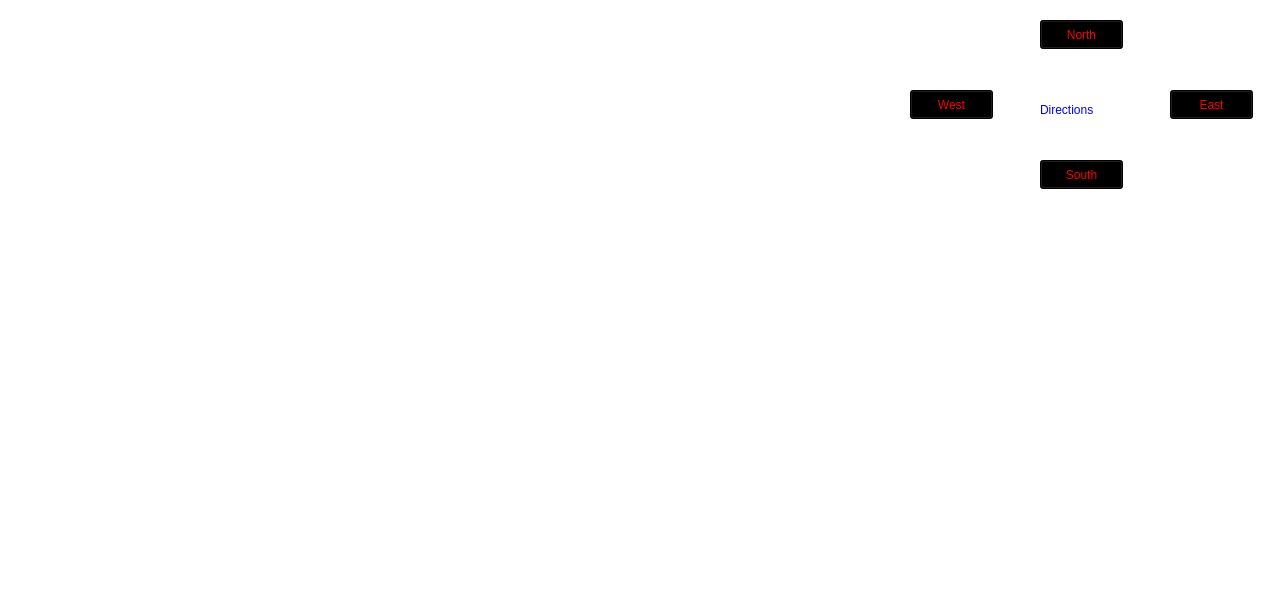
Qt form ZorkProject/mainwindow.ui (AmeenPopoola/CS4076) before a commit.
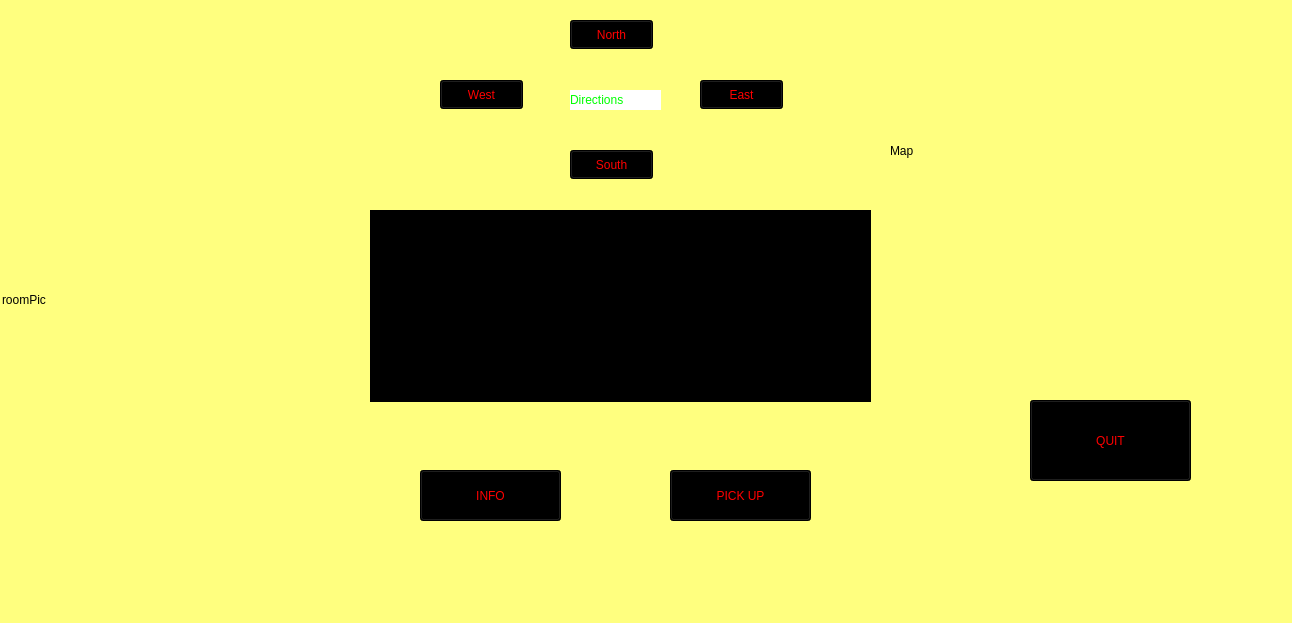
The same form after that commit.

```diff
--- a/ZorkProject/mainwindow.ui
+++ b/ZorkProject/mainwindow.ui
@@ -6,21 +6,21 @@
    <rect>
     <x>0</x>
     <y>0</y>
-    <width>1269</width>
-    <height>600</height>
+    <width>1292</width>
+    <height>623</height>
    </rect>
   </property>
   <property name="windowTitle">
    <string>MainWindow</string>
   </property>
   <property name="styleSheet">
-   <string notr="true">background-color: rgb(255, 255, 255);</string>
+   <string notr="true">background-color: rgb(255, 255, 127);</string>
   </property>
   <widget class="QWidget" name="centralwidget">
    <widget class="QPushButton" name="North">
     <property name="geometry">
      <rect>
-      <x>1040</x>
+      <x>570</x>
       <y>20</y>
       <width>83</width>
       <height>29</height>
@@ -38,8 +38,8 @@
    <widget class="QPushButton" name="South">
     <property name="geometry">
      <rect>
-      <x>1040</x>
-      <y>160</y>
+      <x>570</x>
+      <y>150</y>
       <width>83</width>
       <height>29</height>
      </rect>
@@ -57,8 +57,8 @@
    <widget class="QPushButton" name="East">
     <property name="geometry">
      <rect>
-      <x>1170</x>
-      <y>90</y>
+      <x>700</x>
+      <y>80</y>
       <width>83</width>
       <height>29</height>
      </rect>
@@ -75,8 +75,8 @@
    <widget class="QPushButton" name="West">
     <property name="geometry">
      <rect>
-      <x>910</x>
-      <y>90</y>
+      <x>440</x>
+      <y>80</y>
       <width>83</width>
       <height>29</height>
      </rect>
@@ -93,22 +93,117 @@
    <widget class="QLabel" name="dirLabel">
     <property name="geometry">
      <rect>
-      <x>1040</x>
-      <y>100</y>
-      <width>81</width>
+      <x>570</x>
+      <y>90</y>
+      <width>91</width>
       <height>20</height>
      </rect>
     </property>
     <property name="styleSheet">
-     <string notr="true">background-color: rgb(255, 255, 255);
-color: rgb(0, 0, 255);
-font: 9pt &quot;Algerian&quot;;
+     <string notr="true">font: 9pt &quot;Algerian&quot;;
+background-color: rgb(255, 255, 255);
+color: rgb(0, 255, 0);
 </string>
     </property>
     <property name="text">
      <string>Directions</string>
     </property>
    </widget>
+   <widget class="QLabel" name="roomPic">
+    <property name="geometry">
+     <rect>
+      <x>2</x>
+      <y>-1</y>
+      <width>361</width>
+      <height>601</height>
+     </rect>
+    </property>
+    <property name="text">
+     <string>roomPic</string>
+    </property>
+   </widget>
+   <widget class="QLabel" name="map">
+    <property name="geometry">
+     <rect>
+      <x>890</x>
+      <y>0</y>
+      <width>391</width>
+      <height>301</height>
+     </rect>
+    </property>
+    <property name="text">
+     <string>Map</string>
+    </property>
+   </widget>
+   <widget class="QPushButton" name="info">
+    <property name="geometry">
+     <rect>
+      <x>420</x>
+      <y>470</y>
+      <width>141</width>
+      <height>51</height>
+     </rect>
+    </property>
+    <property name="styleSheet">
+     <string notr="true">background-color: rgb(0, 0, 0);
+color: rgb(255, 0, 0);
+font: 9pt &quot;Algerian&quot;;</string>
+    </property>
+    <property name="text">
+     <string>INFO</string>
+    </property>
+   </widget>
+   <widget class="QPushButton" name="pick_up">
+    <property name="geometry">
+     <rect>
+      <x>670</x>
+      <y>470</y>
+      <width>141</width>
+      <height>51</height>
+     </rect>
+    </property>
+    <property name="styleSheet">
+     <string notr="true">background-color: rgb(0, 0, 0);
+color: rgb(255, 0, 0);
+font: 9pt &quot;Algerian&quot;;</string>
+    </property>
+    <property name="text">
+     <string>PICK UP</string>
+    </property>
+   </widget>
+   <widget class="QPushButton" name="quit">
+    <property name="geometry">
+     <rect>
+      <x>1030</x>
+      <y>400</y>
+      <width>161</width>
+      <height>81</height>
+     </rect>
+    </property>
+    <property name="styleSheet">
+     <string notr="true">background-color: rgb(0, 0, 0);
+color: rgb(255, 0, 0);
+font: 9pt &quot;Algerian&quot;;</string>
+    </property>
+    <property name="text">
+     <string>QUIT</string>
+    </property>
+   </widget>
+   <widget class="QTextBrowser" name="inventory">
+    <property name="geometry">
+     <rect>
+      <x>370</x>
+      <y>210</y>
+      <width>501</width>
+      <height>192</height>
+     </rect>
+    </property>
+    <property name="styleSheet">
+     <string notr="true">background-color: rgb(0, 0, 0);
+font: 9pt &quot;Algerian&quot;;
+color: rgb(255, 255, 255);</string>
+    </property>
+   </widget>
   </widget>
   <widget class="QMenuBar" name="menubar">
    <property name="geometry">
```
Left out of the diff: 2 changed lines with no effect on the pictures.
